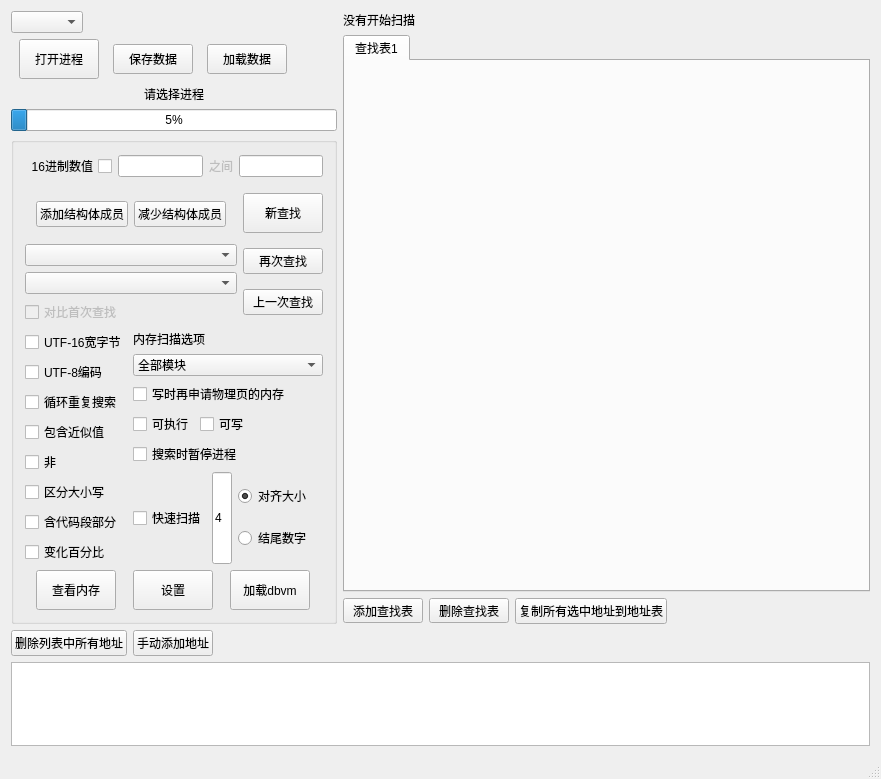
The window that CheatEngine_With_Qt/ui/CheatEngine_With_Qt.ui (zhunengfei/CheatEngine-With-kdmapper) describes before a commit, drawn with Qt 5.
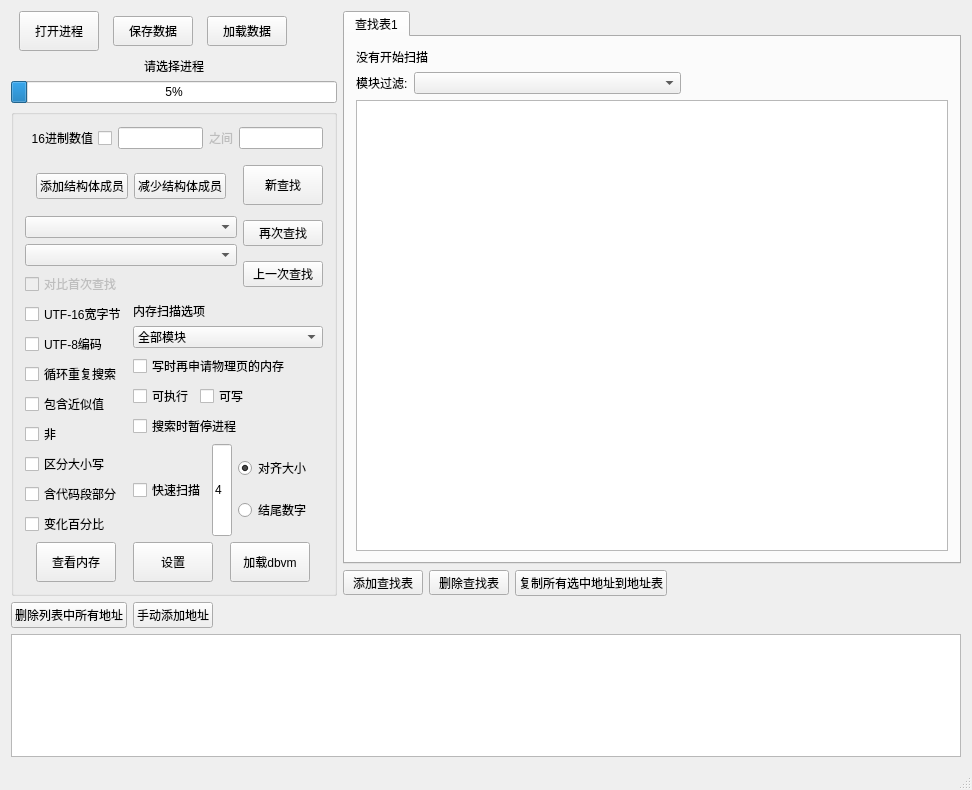
The same window after the commit.

Commit message: 1、修复UTF-16扫描默认为小端序，支持Windows系统上的UTF-16扫描。 2、添加上一次扫描结果的保存和加载功能，允许用户在不同会话之间保留扫描结果。 3、增加手动添加地址的功能，用户可以直接输入地址和值来添加到扫描结果中，支持多级指针的添加。

Diff of the .ui file:
```diff
--- a/CheatEngine_With_Qt/ui/CheatEngine_With_Qt.ui
+++ b/CheatEngine_With_Qt/ui/CheatEngine_With_Qt.ui
@@ -6,8 +6,8 @@
    <rect>
     <x>0</x>
     <y>0</y>
-    <width>881</width>
-    <height>779</height>
+    <width>972</width>
+    <height>790</height>
    </rect>
   </property>
   <property name="sizePolicy">
@@ -28,16 +28,6 @@
      <layout class="QHBoxLayout" name="horizontalLayout" stretch="0,1">
       <item>
        <layout class="QVBoxLayout" name="verticalLayout_scan_panel">
-        <item>
-         <widget class="QComboBox" name="comboBox_language">
-          <property name="sizePolicy">
-           <sizepolicy hsizetype="Fixed" vsizetype="Fixed">
-            <horstretch>0</horstretch>
-            <verstretch>0</verstretch>
-           </sizepolicy>
-          </property>
-         </widget>
-        </item>
         <item>
          <layout class="QHBoxLayout" name="horizontalLayout_9">
           <item>
@@ -774,13 +764,6 @@
       </item>
       <item>
        <layout class="QVBoxLayout" name="verticalLayout_8">
-        <item>
-         <widget class="QLabel" name="label_scan_result">
-          <property name="text">
-           <string>没有开始扫描</string>
-          </property>
-         </widget>
-        </item>
         <item>
          <widget class="QTabWidget" name="tabWidget">
           <property name="sizePolicy">
@@ -796,6 +779,58 @@
            <attribute name="title">
             <string>查找表1</string>
            </attribute>
+           <layout class="QVBoxLayout" name="verticalLayout_3">
+            <item>
+             <widget class="QLabel" name="label_scan_result">
+              <property name="text">
+               <string>没有开始扫描</string>
+              </property>
+             </widget>
+            </item>
+            <item>
+             <layout class="QHBoxLayout" name="horizontalLayout_11">
+              <item>
+               <widget class="QLabel" name="label_Scan_Result_Modules">
+                <property name="sizePolicy">
+                 <sizepolicy hsizetype="Fixed" vsizetype="Fixed">
+                  <horstretch>0</horstretch>
+                  <verstretch>0</verstretch>
+                 </sizepolicy>
+                </property>
+                <property name="text">
+                 <string>模块过滤:</string>
+                </property>
+               </widget>
+              </item>
+              <item>
+               <widget class="QComboBox" name="comboBox_Scan_Result_Modules">
+                <property name="sizePolicy">
+                 <sizepolicy hsizetype="Expanding" vsizetype="Fixed">
+                  <horstretch>0</horstretch>
+                  <verstretch>0</verstretch>
+                 </sizepolicy>
+                </property>
+               </widget>
+              </item>
+              <item>
+               <spacer name="horizontalSpacer_6">
+                <property name="orientation">
+                 <enum>Qt::Orientation::Horizontal</enum>
+                </property>
+                <property name="sizeHint" stdset="0">
+                 <size>
+                  <width>40</width>
+                  <height>20</height>
+                 </size>
+                </property>
+               </spacer>
+              </item>
+             </layout>
+            </item>
+            <item>
+             <widget class="QTableView" name="tableView_Scan_Result"/>
+            </item>
+           </layout>
           </widget>
          </widget>
         </item>
```
The commit also changes 37 other files.
